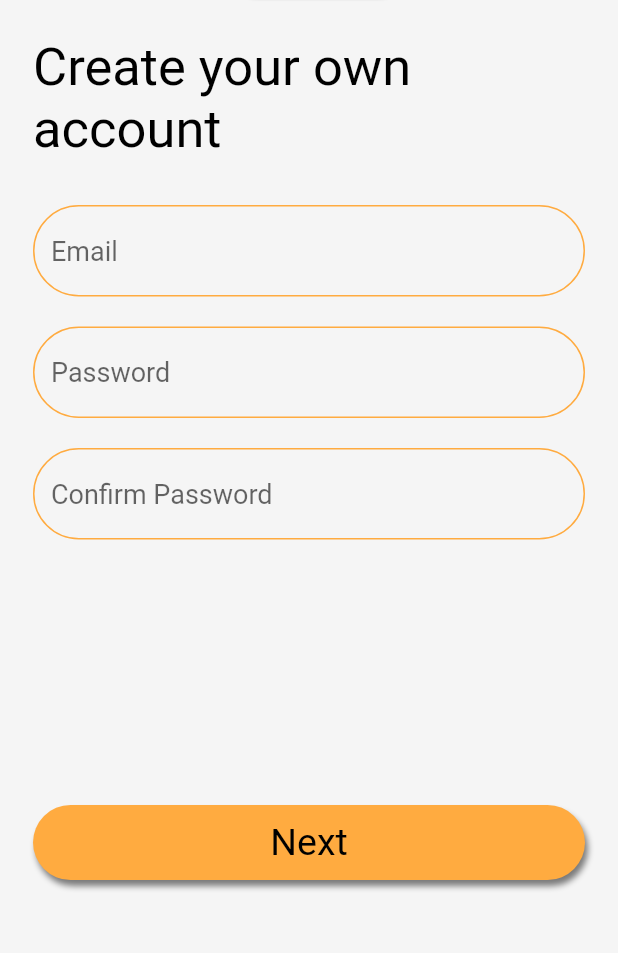
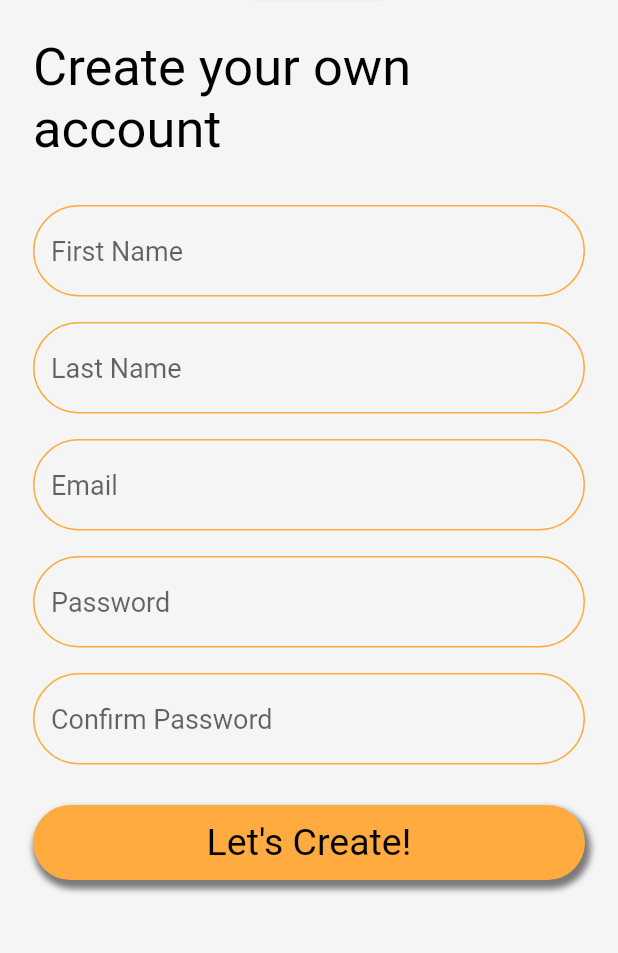
Before and after one commit to MhmdFais/To_Do_App, a Flutter app: the screen it shows after launch, after a tap on "Sign Up", on a phone screen of 412 x 824 dp, the part 143-1096 px from its top. Run offline on Flutter 3.47's test engine with Material 2 defaults, Android fonts, the phone set to English and light mode, and no system bars; our stand-ins replace firebase_auth, firebase_core, google_fonts; accounts and stored records are empty; Roboto replaces fonts that are missing (Ubuntu).

Commit message:
Sign Up UI Design

```diff
--- a/lib/components/main_buttons.dart
+++ b/lib/components/main_buttons.dart
@@ -26,10 +26,10 @@ class MainButton extends StatelessWidget {
           borderRadius: BorderRadius.all(Radius.circular(50)),
           boxShadow: [
             BoxShadow(
-              color: Colours().buttonShadow,
-              offset: const Offset(2, 4),
-              blurRadius: 3,
-            ),
+                color: Colours().buttonShadow,
+                offset: const Offset(2, 4),
+                blurRadius: 3,
+                spreadRadius: 2),
           ],
         ),
         child: Padding(
--- a/lib/pages/signUp_content.dart
+++ b/lib/pages/signUp_content.dart
@@ -1,8 +1,10 @@
 import 'package:flutter/cupertino.dart';
+import 'package:flutter/material.dart';
 import 'package:google_fonts/google_fonts.dart';
 import 'package:to_do/components/colors.dart';
 import 'package:to_do/components/main_buttons.dart';
 import 'package:to_do/components/text_field.dart';
+import 'package:to_do/pages/details.dart';
 
 class SignUpContent extends StatefulWidget {
   const SignUpContent({super.key});
@@ -15,6 +17,8 @@ class _SignUpContentState extends State<SignUpContent> {
   final usernameController = TextEditingController();
   final passwordController = TextEditingController();
   final confirmPasswordController = TextEditingController();
+  final firstNameController = TextEditingController();
+  final lastNameController = TextEditingController();
 
   @override
   Widget build(BuildContext context) {
@@ -42,31 +46,45 @@ class _SignUpContentState extends State<SignUpContent> {
             ),
           ),
           const SizedBox(height: 30),
+          //first name
+          MyTextField(
+            controller: firstNameController,
+            hintText: 'First Name',
+            obscureText: false,
+          ),
+          const SizedBox(height: 17),
+          //last name
+          MyTextField(
+            controller: lastNameController,
+            hintText: 'Last Name',
+            obscureText: false,
+          ),
+          const SizedBox(height: 17),
           //email
           MyTextField(
             controller: usernameController,
             hintText: 'Email',
             obscureText: false,
           ),
-          const SizedBox(height: 20),
+          const SizedBox(height: 17),
           //password
           MyTextField(
             controller: passwordController,
             hintText: 'Password',
             obscureText: true,
           ),
-          const SizedBox(height: 20),
+          const SizedBox(height: 17),
           //confirm password
           MyTextField(
             controller: confirmPasswordController,
             hintText: 'Confirm Password',
             obscureText: true,
           ),
-          const SizedBox(height: 177),
+          const SizedBox(height: 27),
           //sign up button
           MainButton(
-            onTap: () {},
-            text: 'Next',
+            onTap: () {}, // CAN LINK USER DEATAILS PAGE HERE
+            text: 'Let\'s Create!',
           ),
         ],
       ),
--- a/lib/pages/startup_page.dart
+++ b/lib/pages/startup_page.dart
@@ -1,7 +1,6 @@
 import 'package:flutter/cupertino.dart';
 import 'package:flutter/material.dart';
 import 'package:google_fonts/google_fonts.dart';
-import 'package:to_do/components/main_buttons.dart';
 import 'package:to_do/pages/login_toggle_page.dart';
 import '../components/colors.dart';
 
```
Also changed, not shown: lib/pages/details.dart (added, +76 -0 lines).
